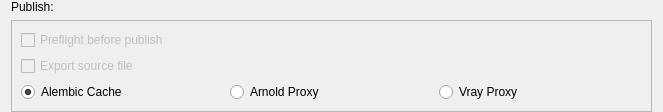
Before: the Qt Designer form check/mdl/gui/extend_pub_widget.ui in CX-kkk/preflight, drawn with Qt 5.
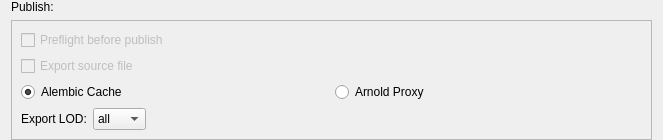
After: the same form once the commit is applied.

```diff
--- a/check/mdl/gui/extend_pub_widget.ui
+++ b/check/mdl/gui/extend_pub_widget.ui
@@ -7,7 +7,7 @@
     <x>0</x>
     <y>0</y>
     <width>663</width>
-    <height>108</height>
+    <height>132</height>
    </rect>
   </property>
   <property name="windowTitle">
@@ -76,16 +76,57 @@
             </property>
            </widget>
           </item>
-          <item>
-           <widget class="QRadioButton" name="radioButton_vray">
-            <property name="text">
-             <string>Vray Proxy</string>
-            </property>
-           </widget>
-          </item>
          </layout>
         </widget>
        </item>
+       <item>
+        <layout class="QHBoxLayout" name="horizontalLayout_3">
+         <item>
+          <widget class="QLabel" name="label_3">
+           <property name="text">
+            <string>Export LOD:</string>
+           </property>
+          </widget>
+         </item>
+         <item>
+          <widget class="QComboBox" name="comboBox_2">
+           <item>
+            <property name="text">
+             <string>all</string>
+            </property>
+           </item>
+           <item>
+            <property name="text">
+             <string>high</string>
+            </property>
+           </item>
+           <item>
+            <property name="text">
+             <string>low</string>
+            </property>
+           </item>
+           <item>
+            <property name="text">
+             <string>mid</string>
+            </property>
+           </item>
+          </widget>
+         </item>
+         <item>
+          <spacer name="horizontalSpacer">
+           <property name="orientation">
+            <enum>Qt::Horizontal</enum>
+           </property>
+           <property name="sizeHint" stdset="0">
+            <size>
+             <width>40</width>
+             <height>20</height>
+            </size>
+           </property>
+          </spacer>
+         </item>
+        </layout>
+       </item>
       </layout>
      </widget>
     </widget>
```
